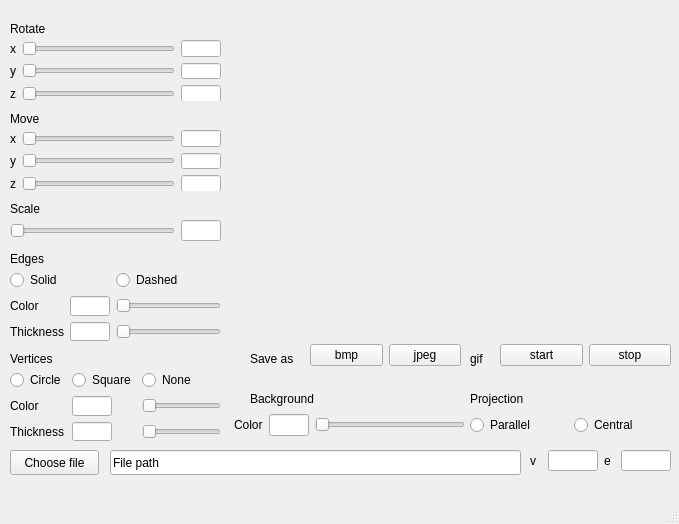
First picture: the form in src/core/mainwindow.ui, repository mynativesneverdie/3DViewer_v1.0_by_kents, before the edit.
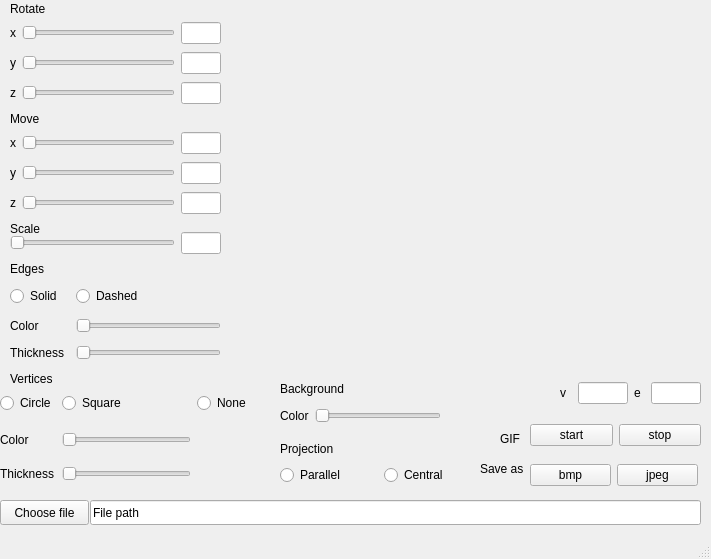
Second picture: the form after the edit.

Commit message: fix line_type, points_type, background_colour, line_colour, points_colour

What changed in the file:
```diff
--- a/src/core/mainwindow.ui
+++ b/src/core/mainwindow.ui
@@ -6,8 +6,8 @@
    <rect>
     <x>0</x>
     <y>0</y>
-    <width>679</width>
-    <height>524</height>
+    <width>711</width>
+    <height>559</height>
    </rect>
   </property>
   <property name="windowTitle">
@@ -17,8 +17,8 @@
    <widget class="QPushButton" name="pushButton">
     <property name="geometry">
      <rect>
-      <x>10</x>
-      <y>450</y>
+      <x>0</x>
+      <y>500</y>
       <width>89</width>
       <height>25</height>
      </rect>
@@ -30,9 +30,9 @@
    <widget class="QLineEdit" name="lineEdit">
     <property name="geometry">
      <rect>
-      <x>110</x>
-      <y>450</y>
-      <width>411</width>
+      <x>90</x>
+      <y>500</y>
+      <width>611</width>
       <height>25</height>
      </rect>
     </property>
@@ -44,9 +44,9 @@
     <property name="geometry">
      <rect>
       <x>10</x>
-      <y>40</y>
+      <y>20</y>
       <width>211</width>
-      <height>61</height>
+      <height>89</height>
      </rect>
     </property>
     <layout class="QGridLayout" name="gridLayout">
@@ -130,7 +130,7 @@
       <x>10</x>
       <y>130</y>
       <width>211</width>
-      <height>61</height>
+      <height>89</height>
      </rect>
     </property>
     <layout class="QGridLayout" name="gridLayout_3">
@@ -225,7 +225,7 @@
     <property name="geometry">
      <rect>
       <x>10</x>
-      <y>20</y>
+      <y>0</y>
       <width>67</width>
       <height>17</height>
      </rect>
@@ -238,9 +238,9 @@
     <property name="geometry">
      <rect>
       <x>10</x>
-      <y>220</y>
+      <y>230</y>
       <width>211</width>
-      <height>21</height>
+      <height>27</height>
      </rect>
     </property>
     <layout class="QGridLayout" name="gridLayout_4">
@@ -267,7 +267,7 @@
     <property name="geometry">
      <rect>
       <x>10</x>
-      <y>200</y>
+      <y>220</y>
       <width>67</width>
       <height>17</height>
      </rect>
@@ -279,10 +279,10 @@
    <widget class="QWidget" name="gridLayoutWidget_4">
     <property name="geometry">
      <rect>
-      <x>530</x>
-      <y>450</y>
+      <x>560</x>
+      <y>380</y>
       <width>141</width>
-      <height>21</height>
+      <height>27</height>
      </rect>
     </property>
     <layout class="QGridLayout" name="gridLayout_5">
@@ -326,7 +326,7 @@
     <property name="geometry">
      <rect>
       <x>10</x>
-      <y>250</y>
+      <y>260</y>
       <width>67</width>
       <height>17</height>
      </rect>
@@ -339,9 +339,9 @@
     <property name="geometry">
      <rect>
       <x>10</x>
-      <y>270</y>
+      <y>280</y>
       <width>211</width>
-      <height>71</height>
+      <height>87</height>
      </rect>
     </property>
     <layout class="QGridLayout" name="gridLayout_6">
@@ -359,16 +359,6 @@
        </property>
       </widget>
      </item>
-     <item row="1" column="1">
-      <widget class="QLineEdit" name="lineEdit_11">
-       <property name="maximumSize">
-        <size>
-         <width>40</width>
-         <height>16777215</height>
-        </size>
-       </property>
-      </widget>
-     </item>
      <item row="2" column="0">
       <widget class="QLabel" name="label_15">
        <property name="text">
@@ -377,7 +367,7 @@
       </widget>
      </item>
      <item row="0" column="0" colspan="2">
-      <widget class="QRadioButton" name="radioButton">
+      <widget class="QRadioButton" name="radioButton_solid">
        <property name="text">
         <string>Solid</string>
        </property>
@@ -385,23 +375,16 @@
      </item>
      <item row="1" column="2">
       <widget class="QSlider" name="horizontalSlider_9">
+       <property name="maximum">
+        <number>255</number>
+       </property>
        <property name="orientation">
         <enum>Qt::Horizontal</enum>
        </property>
       </widget>
      </item>
-     <item row="2" column="1">
-      <widget class="QLineEdit" name="lineEdit_10">
-       <property name="maximumSize">
-        <size>
-         <width>40</width>
-         <height>16777215</height>
-        </size>
-       </property>
-      </widget>
-     </item>
      <item row="0" column="2">
-      <widget class="QRadioButton" name="radioButton_2">
+      <widget class="QRadioButton" name="radioButton_dashed">
        <property name="text">
         <string>Dashed</string>
        </property>
@@ -413,7 +396,7 @@
     <property name="geometry">
      <rect>
       <x>10</x>
-      <y>350</y>
+      <y>370</y>
       <width>67</width>
       <height>17</height>
      </rect>
@@ -425,13 +408,27 @@
    <widget class="QWidget" name="gridLayoutWidget_6">
     <property name="geometry">
      <rect>
-      <x>10</x>
-      <y>370</y>
-      <width>211</width>
-      <height>71</height>
+      <x>0</x>
+      <y>380</y>
+      <width>251</width>
+      <height>116</height>
      </rect>
     </property>
     <layout class="QGridLayout" name="gridLayout_7">
+     <item row="0" column="0">
+      <widget class="QRadioButton" name="radioButton_5">
+       <property name="text">
+        <string>Circle</string>
+       </property>
+      </widget>
+     </item>
+     <item row="0" column="2">
+      <widget class="QRadioButton" name="radioButton_4">
+       <property name="text">
+        <string>Square</string>
+       </property>
+      </widget>
+     </item>
      <item row="1" column="0">
       <widget class="QLabel" name="label_18">
        <property name="text">
@@ -439,22 +436,25 @@
        </property>
       </widget>
      </item>
-     <item row="2" column="0">
-      <widget class="QLabel" name="label_19">
-       <property name="text">
-        <string>Thickness</string>
-       </property>
-      </widget>
-     </item>
-     <item row="0" column="2">
+     <item row="0" column="3">
       <widget class="QRadioButton" name="radioButton_3">
        <property name="text">
         <string>None</string>
        </property>
       </widget>
      </item>
+     <item row="2" column="0">
+      <widget class="QLabel" name="label_19">
+       <property name="text">
+        <string>Thickness</string>
+       </property>
+      </widget>
+     </item>
      <item row="1" column="2">
       <widget class="QSlider" name="horizontalSlider_12">
+       <property name="maximum">
+        <number>255</number>
+       </property>
        <property name="orientation">
         <enum>Qt::Horizontal</enum>
        </property>
@@ -467,48 +467,14 @@
        </property>
       </widget>
      </item>
-     <item row="0" column="1">
-      <widget class="QRadioButton" name="radioButton_4">
-       <property name="text">
-        <string>Square</string>
-       </property>
-      </widget>
-     </item>
-     <item row="0" column="0">
-      <widget class="QRadioButton" name="radioButton_5">
-       <property name="text">
-        <string>Circle</string>
-       </property>
-      </widget>
-     </item>
-     <item row="1" column="1">
-      <widget class="QLineEdit" name="lineEdit_15">
-       <property name="maximumSize">
-        <size>
-         <width>40</width>
-         <height>16777215</height>
-        </size>
-       </property>
-      </widget>
-     </item>
-     <item row="2" column="1">
-      <widget class="QLineEdit" name="lineEdit_16">
-       <property name="maximumSize">
-        <size>
-         <width>40</width>
-         <height>16777215</height>
-        </size>
-       </property>
-      </widget>
-     </item>
     </layout>
    </widget>
    <widget class="QWidget" name="gridLayoutWidget_7">
     <property name="geometry">
      <rect>
-      <x>234</x>
-      <y>410</y>
-      <width>231</width>
+      <x>280</x>
+      <y>400</y>
+      <width>161</width>
       <height>31</height>
      </rect>
     </property>
@@ -521,17 +487,10 @@
       </widget>
      </item>
      <item row="0" column="1">
-      <widget class="QLineEdit" name="lineEdit_17">
-       <property name="maximumSize">
-        <size>
-         <width>40</width>
-         <height>16777215</height>
-        </size>
+      <widget class="QSlider" name="BackColorSlider">
+       <property name="maximum">
+        <number>255</number>
        </property>
-      </widget>
-     </item>
-     <item row="0" column="2">
-      <widget class="QSlider" name="horizontalSlider_14">
        <property name="orientation">
         <enum>Qt::Horizontal</enum>
        </property>
@@ -542,8 +501,8 @@
    <widget class="QLabel" name="label_21">
     <property name="geometry">
      <rect>
-      <x>250</x>
-      <y>390</y>
+      <x>280</x>
+      <y>380</y>
       <width>81</width>
       <height>17</height>
      </rect>
@@ -555,8 +514,8 @@
    <widget class="QLabel" name="label_22">
     <property name="geometry">
      <rect>
-      <x>470</x>
-      <y>390</y>
+      <x>280</x>
+      <y>440</y>
       <width>81</width>
       <height>17</height>
      </rect>
@@ -568,8 +527,8 @@
    <widget class="QWidget" name="gridLayoutWidget_8">
     <property name="geometry">
      <rect>
-      <x>470</x>
-      <y>410</y>
+      <x>280</x>
+      <y>460</y>
       <width>201</width>
       <height>31</height>
      </rect>
@@ -594,9 +553,9 @@
    <widget class="QLabel" name="label_25">
     <property name="geometry">
      <rect>
-      <x>250</x>
-      <y>350</y>
-      <width>81</width>
+      <x>480</x>
+      <y>460</y>
+      <width>51</width>
       <height>17</height>
      </rect>
     </property>
@@ -607,9 +566,9 @@
    <widget class="QWidget" name="gridLayoutWidget_9">
     <property name="geometry">
      <rect>
-      <x>310</x>
-      <y>340</y>
-      <width>151</width>
+      <x>530</x>
+      <y>460</y>
+      <width>168</width>
       <height>31</height>
      </rect>
     </property>
@@ -633,21 +592,21 @@
    <widget class="QLabel" name="label_26">
     <property name="geometry">
      <rect>
-      <x>470</x>
-      <y>350</y>
-      <width>81</width>
-      <height>17</height>
-     </rect>
-    </property>
-    <property name="text">
-     <string>gif</string>
-    </property>
-   </widget>
-   <widget class="QWidget" name="gridLayoutWidget_10">
-    <property name="geometry">
-     <rect>
       <x>500</x>
-      <y>340</y>
+      <y>430</y>
+      <width>31</width>
+      <height>17</height>
+     </rect>
+    </property>
+    <property name="text">
+     <string>GIF</string>
+    </property>
+   </widget>
+   <widget class="QWidget" name="gridLayoutWidget_10">
+    <property name="geometry">
+     <rect>
+      <x>530</x>
+      <y>420</y>
       <width>171</width>
       <height>31</height>
      </rect>
@@ -674,8 +633,8 @@
      <rect>
       <x>230</x>
       <y>10</y>
-      <width>441</width>
-      <height>321</height>
+      <width>471</width>
+      <height>361</height>
      </rect>
     </property>
     <layout class="QGridLayout" name="gridLayout_2"/>
@@ -686,7 +645,7 @@
     <rect>
      <x>0</x>
      <y>0</y>
-     <width>679</width>
+     <width>711</width>
      <height>22</height>
     </rect>
    </property>
```
The commit also changes 109 other files.
